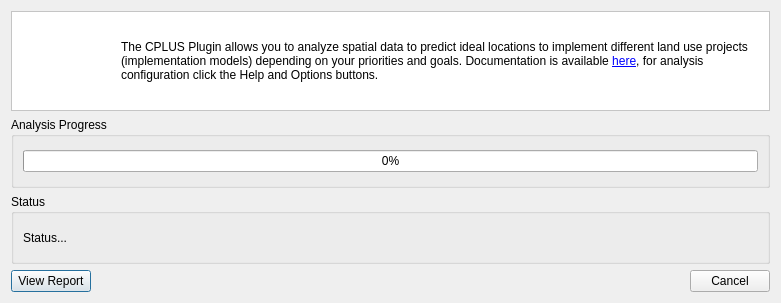
This is src/cplus_plugin/ui/analysis_progress_dialog.ui in ConservationInternational/cplus-plugin as Qt 5 draws it before an edit. The edited form follows.
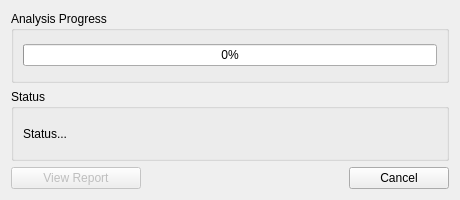
This is the edited form.

Commit message: Progress dialog updates. qgstask for progress dialog. Docs update for dialog.

Diff of the .ui file:
```diff
--- a/src/cplus_plugin/ui/analysis_progress_dialog.ui
+++ b/src/cplus_plugin/ui/analysis_progress_dialog.ui
@@ -6,83 +6,14 @@
    <rect>
     <x>0</x>
     <y>0</y>
-    <width>781</width>
-    <height>303</height>
+    <width>460</width>
+    <height>200</height>
    </rect>
   </property>
   <property name="windowTitle">
    <string>CPLUS Progress Dialog</string>
   </property>
   <layout class="QVBoxLayout" name="verticalLayout">
-   <item>
-    <widget class="QFrame" name="frame">
-     <property name="sizePolicy">
-      <sizepolicy hsizetype="Preferred" vsizetype="Minimum">
-       <horstretch>0</horstretch>
-       <verstretch>0</verstretch>
-      </sizepolicy>
-     </property>
-     <property name="minimumSize">
-      <size>
-       <width>0</width>
-       <height>100</height>
-      </size>
-     </property>
-     <property name="maximumSize">
-      <size>
-       <width>16777215</width>
-       <height>100</height>
-      </size>
-     </property>
-     <property name="autoFillBackground">
-      <bool>false</bool>
-     </property>
-     <property name="styleSheet">
-      <string notr="true">background-color: rgb(255, 255, 255);</string>
-     </property>
-     <property name="frameShape">
-      <enum>QFrame::StyledPanel</enum>
-     </property>
-     <property name="frameShadow">
-      <enum>QFrame::Raised</enum>
-     </property>
-     <widget class="QLabel" name="lbl_info">
-      <property name="geometry">
-       <rect>
-        <x>110</x>
-        <y>10</y>
-        <width>641</width>
-        <height>81</height>
-       </rect>
-      </property>
-      <property name="text">
-       <string>&lt;html&gt;&lt;head/&gt;&lt;body&gt;&lt;p&gt;The CPLUS Plugin allows you to analyze spatial data to predict ideal locations to implement different land use projects (implementation models) depending on your priorities and goals. Documentation is available &lt;a href=&quot;https://kartoza.github.io/cplus-plugin&quot;&gt;&lt;span style=&quot; text-decoration: underline; color:#0000ff;&quot;&gt;here&lt;/span&gt;&lt;/a&gt;, for analysis configuration click the Help and Options buttons.&lt;/p&gt;&lt;/body&gt;&lt;/html&gt;</string>
-      </property>
-      <property name="wordWrap">
-       <bool>true</bool>
-      </property>
-      <property name="openExternalLinks">
-       <bool>true</bool>
-      </property>
-     </widget>
-     <widget class="QLabel" name="progress_icon">
-      <property name="geometry">
-       <rect>
-        <x>10</x>
-        <y>10</y>
-        <width>91</width>
-        <height>81</height>
-       </rect>
-      </property>
-      <property name="text">
-       <string/>
-      </property>
-      <property name="scaledContents">
-       <bool>true</bool>
-      </property>
-     </widget>
-    </widget>
-   </item>
    <item>
     <widget class="QGroupBox" name="gb_analysis">
      <property name="title">
@@ -119,6 +50,15 @@
     <layout class="QGridLayout" name="gl_buttons">
      <item row="0" column="0">
       <widget class="QPushButton" name="btn_view_report">
+       <property name="enabled">
+        <bool>false</bool>
+       </property>
+       <property name="minimumSize">
+        <size>
+         <width>130</width>
+         <height>0</height>
+        </size>
+       </property>
        <property name="text">
         <string>View Report</string>
        </property>
@@ -132,6 +72,12 @@
      </item>
      <item row="0" column="2">
       <widget class="QPushButton" name="btn_cancel">
+       <property name="minimumSize">
+        <size>
+         <width>100</width>
+         <height>0</height>
+        </size>
+       </property>
        <property name="text">
         <string>Cancel</string>
        </property>
```
The commit also changes 5 other files.
